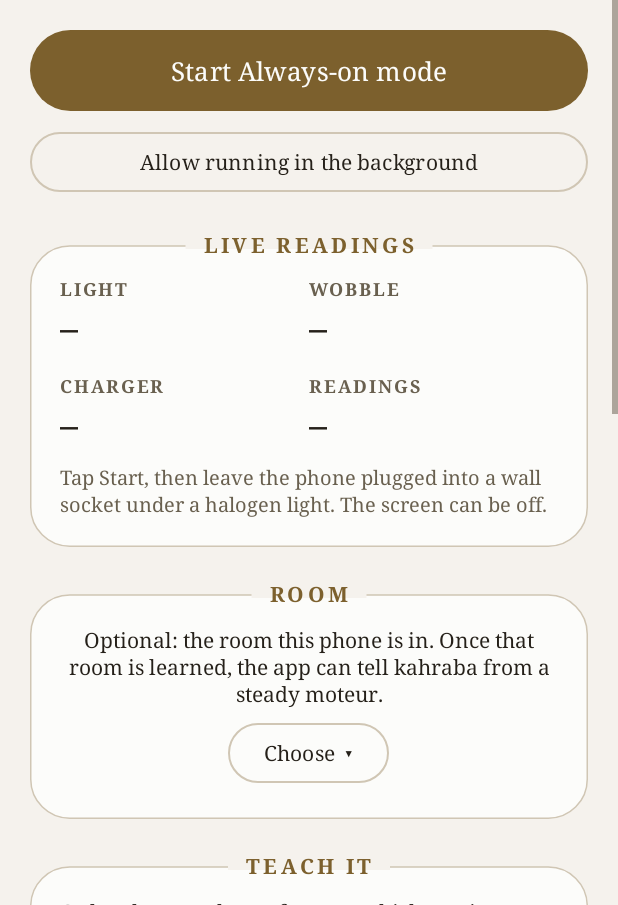
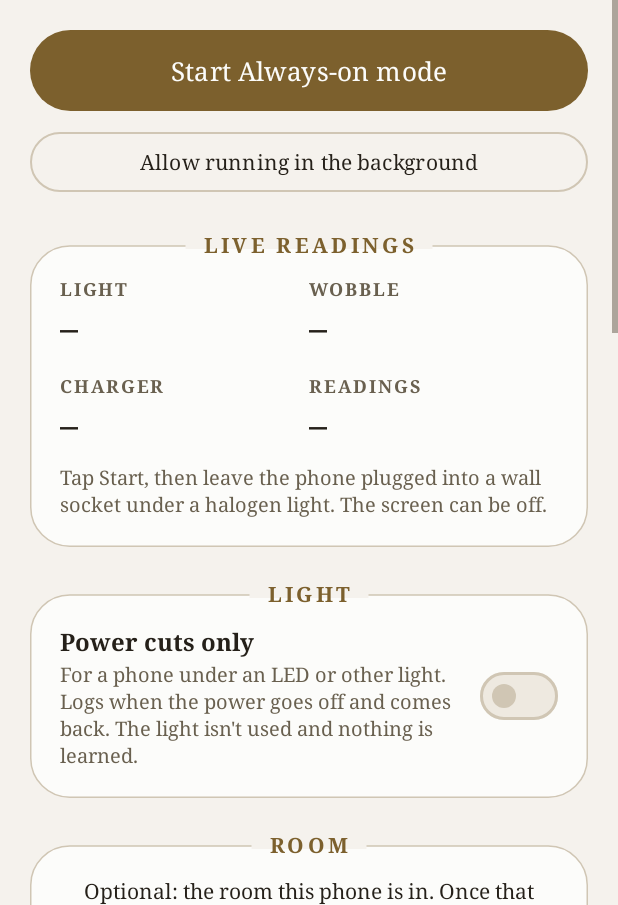
Before and after one commit to btpe831/Kahraba, an Android app: the MonitorActivity screen opened directly, with no data from a screen before it, on a phone screen of 412 x 824 dp, the part 331-1236 px from its top. Run offline under Robolectric (Android 15) with nearby library versions, the phone set to English and light mode, and no system bars.

Commit message:
Always-on mode can just log power cuts (1.2.03)
For a phone under an LED or with no lamp: choose it when starting Always-on mode, or turn on "Power cuts only". It logs when the power goes off and comes back, beeps on both, and doesn't use the light or learn anything.

Co-Authored-By: Claude Opus 5.5 <noreply@anthropic.com>
Claude-Session: https://claude.ai/code/session_01PtKZYC5E2QmJcQQHCUJn71

```diff
--- a/app/src/main/assets/whats_new.txt
+++ b/app/src/main/assets/whats_new.txt
@@ -1,5 +1,8 @@
 # What's new in each version: shown in the app after an update, and on the download page.
 # Plain words about what's improved; no dates or times. Newest first.
+
+## 1.2.03
+- Always-on mode can now just log power cuts, for a phone under an LED or with no lamp. Choose it when you start, or turn on “Power cuts only”.
 
 ## 1.2.02
 - Times now show am/pm, like 8:09 PM, in Recent checks, All checks and the Always-on mode log.
--- a/app/src/main/java/com/kahraba/power/EventLog.kt
+++ b/app/src/main/java/com/kahraba/power/EventLog.kt
@@ -66,5 +66,6 @@ object EventLog {
         Source.MOTEUR -> "MOTEUR"
         Source.NO_POWER -> "NO POWER"
         Source.UNKNOWN -> "UNKNOWN"
+        Source.POWER_ON -> "POWER ON"
     }
 }
--- a/app/src/main/java/com/kahraba/power/HelpActivity.kt
+++ b/app/src/main/java/com/kahraba/power/HelpActivity.kt
@@ -128,6 +128,7 @@ class HelpActivity : ThemedActivity() {
                 • If the phone is picked up or moved, it stops judging the light until the phone has been still for 10 seconds (power cuts are still noticed). A move is never mistaken for kahraba coming back.
                 • If the phone moves and its charger comes off straight after (for example, it fell off its stand), that's not a power cut: it beeps and shows “Phone moved – please check”. Put it back and plug it in; it carries on from there.
                 • Beeps: 4 quick beeps = kahraba, 1 long beep = moteur, 3 pairs of beeps = phone moved.
+                • <b>No halogen light?</b> Choose “An LED, another light, or none” when you start, or turn on <b>Power cuts only</b>. It then just logs when the power goes off and comes back (1 long beep when it goes off, quick beeps when it's back). The light isn't used and nothing is learned.
             """,
 
             "Privacy" to """
--- a/app/src/main/java/com/kahraba/power/Prefs.kt
+++ b/app/src/main/java/com/kahraba/power/Prefs.kt
@@ -13,6 +13,8 @@ object Prefs {
     private const val LEVEL_KAHRABA = "level_kahraba"
     private const val LEVEL_MOTEUR = "level_moteur"
     const val MOTEUR_ON_FLICKER = "moteur_on_flicker"
+    /** Always-on mode without a halogen light: power cuts only. */
+    const val POWER_CUTS_ONLY = "power_cuts_only"
     const val QUIET_ENABLED = "quiet_enabled"
     const val QUIET_START = "quiet_start"
     const val QUIET_END = "quiet_end"
@@ -44,7 +46,14 @@ object Prefs {
         kahrabaLevel = monitorLevels(ctx).first,
         moteurLevel = monitorLevels(ctx).second,
         moteurOnFlickerAlone = sp(ctx).getBoolean(MOTEUR_ON_FLICKER, false),
+        powerCutsOnly = powerCutsOnly(ctx),
     )
+
+    fun powerCutsOnly(ctx: Context): Boolean = sp(ctx).getBoolean(POWER_CUTS_ONLY, false)
+
+    fun setPowerCutsOnly(ctx: Context, on: Boolean) {
+        sp(ctx).edit().putBoolean(POWER_CUTS_ONLY, on).apply()
+    }
 
     /** Beep loudness as a share of the alarm channel's maximum: low, medium or full. */
     fun beepVolume(ctx: Context): Double = when (sp(ctx).getString(BEEP_VOLUME, "full")) {
--- a/app/src/main/res/layout/activity_monitor.xml
+++ b/app/src/main/res/layout/activity_monitor.xml
@@ -162,6 +162,51 @@
             android:layout_width="match_parent"
             android:layout_height="wrap_content"
             android:layout_marginTop="22dp"
+            app:notchTitle="Light">
+
+            <LinearLayout
+                android:layout_width="match_parent"
+                android:layout_height="wrap_content"
+                android:gravity="center_vertical"
+                android:orientation="horizontal">
+
+                <LinearLayout
+                    android:layout_width="0dp"
+                    android:layout_height="wrap_content"
+                    android:layout_marginEnd="12dp"
+                    android:layout_weight="1"
+                    android:orientation="vertical">
+
+                    <TextView
+                        android:layout_width="wrap_content"
+                        android:layout_height="wrap_content"
+                        android:text="Power cuts only"
+                        android:textColor="?attr/appText"
+                        android:textSize="16sp"
+                        android:textStyle="bold" />
+
+                    <TextView
+                        android:layout_width="match_parent"
+                        android:layout_height="wrap_content"
+                        android:layout_marginTop="2dp"
+                        android:lineSpacingExtra="2dp"
+                        android:text="For a phone under an LED or other light. Logs when the power goes off and comes back. The light isn't used and nothing is learned."
+                        android:textColor="?attr/appMuted"
+                        android:textSize="13sp" />
+                </LinearLayout>
+
+                <com.google.android.material.materialswitch.MaterialSwitch
+                    android:id="@+id/cutsOnlySwitch"
+                    android:layout_width="wrap_content"
+                    android:layout_height="wrap_content" />
+            </LinearLayout>
+        </com.kahraba.power.NotchCard>
+
+        <com.kahraba.power.NotchCard
+            android:id="@+id/roomCard"
+            android:layout_width="match_parent"
+            android:layout_height="wrap_content"
+            android:layout_marginTop="22dp"
             app:notchTitle="Room">
 
             <LinearLayout
@@ -190,6 +235,7 @@
         </com.kahraba.power.NotchCard>
 
         <com.kahraba.power.NotchCard
+            android:id="@+id/teachCard"
             android:layout_width="match_parent"
             android:layout_height="wrap_content"
             android:layout_marginTop="22dp"
--- a/gradle.properties
+++ b/gradle.properties
@@ -7,4 +7,4 @@ kotlin.code.style=official
 # Small updates: 1.0.01, 1.0.02 ... 1.0.10, then 1.1.0, 1.1.01 ... Bigger changes: ask the owner
 # first, and always confirm the version number with them before pushing.
 # Android updates use the build number, so this label never forces a reinstall.
-appVersion=1.2.02
+appVersion=1.2.03
```
Also changed, not shown: app/src/main/java/com/kahraba/power/Beeper.kt (+16 -0 lines), app/src/main/java/com/kahraba/power/MonitorActivity.kt (+39 -6 lines), app/src/main/java/com/kahraba/power/MonitorService.kt (+7 -0 lines), app/src/main/java/com/kahraba/power/PowerDetector.kt (+48 -2 lines), 2 other files.
